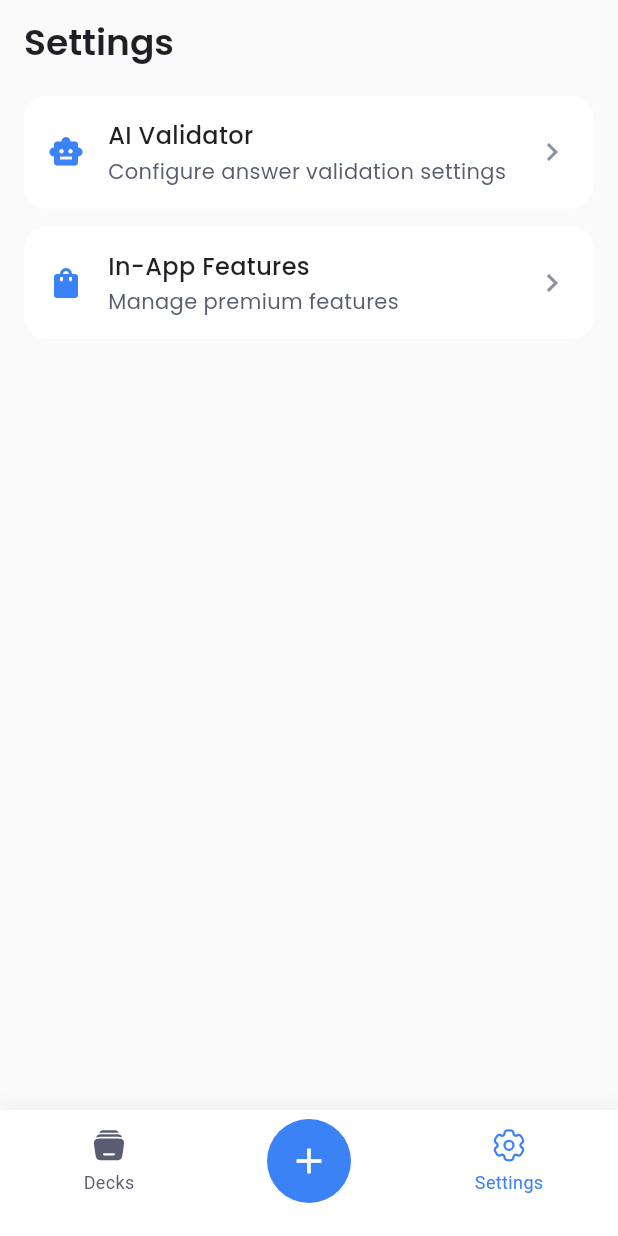
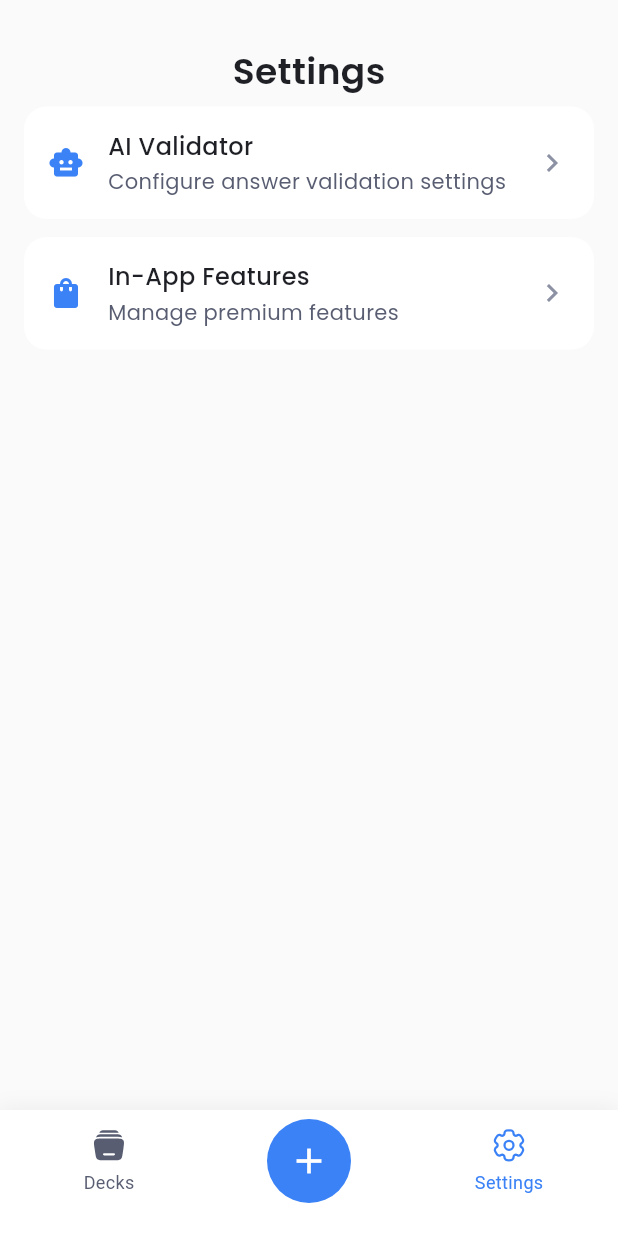
Before and after one commit to chechoora/quizzy_ai, a Flutter app: the screen it shows after launch, item 3 of the bottom bar chosen, on a phone screen of 412 x 824 dp. Run offline on Flutter 3.47's test engine with Material 3 defaults, Android fonts, the phone set to English and light mode, and no system bars; our stand-ins replace chopper, drift, equatable, firebase_core, firebase_crashlytics, flutter_bloc and 8 more; missing offline and left inert: fimber, isolates, onnxruntime, purchases_flutter, sqlite3; accounts and stored records are empty; generated files the repository leaves out were written again; statements that could not run were skipped.

Commit message:
[] Update settings screen with localization
- Integrated localization for settings screen text
- Refactored settings widget to use SafeArea and column layout
- Updated localization strings for settings sections

```diff
--- a/lib/l10n/app_en.arb
+++ b/lib/l10n/app_en.arb
@@ -31,6 +31,9 @@
   "inAppFeaturesQuizzyAiDescription": "Use our AI-powered validator to check your quiz answers with high accuracy.",
   "inAppFeaturesSubscribeButton": "Subscribe",
 
+  "settingsTitle": "Settings",
+  "settingsAiValidatorSubtitleTile": "Configure answer validation settings",
+  "settingsInAppFeaturesSubtitle": "Manage premium features",
   "settingsAiValidatorTitle": "AI Validator",
   "settingsAiValidatorLabel": "Answer Validator",
   "settingsAiValidatorSubtitle": "Choose how quiz answers are validated",
--- a/lib/view/settings/settings_widget.dart
+++ b/lib/view/settings/settings_widget.dart
@@ -1,5 +1,6 @@
 import 'package:flutter/material.dart';
 import 'package:go_router/go_router.dart';
+import 'package:poc_ai_quiz/l10n/localize.dart';
 import 'package:poc_ai_quiz/util/navigation.dart';
 import 'package:poc_ai_quiz/util/theme/app_colors.dart';
 import 'package:poc_ai_quiz/util/theme/app_typography.dart';
@@ -11,30 +12,38 @@ class SettingsWidget extends StatelessWidget {
   Widget build(BuildContext context) {
     return Scaffold(
       backgroundColor: AppColors.background,
-      appBar: AppBar(
-        backgroundColor: AppColors.background,
-        title: Text(
-          'Settings',
+      body: SafeArea(
+        child: Column(
+          children: [
+            const SizedBox(height: 32),
+            Text(
+              localize(context).settingsTitle,
               style: AppTypography.h2.copyWith(color: AppColors.grayscale600),
             ),
-      ),
-      body: ListView(
+            Expanded(
+              child: ListView(
                 padding: const EdgeInsets.symmetric(horizontal: 16, vertical: 8),
                 children: [
                   _SettingsTile(
                     icon: Icons.smart_toy,
-            title: 'AI Validator',
-            subtitle: 'Configure answer validation settings',
-            onTap: () => context.pushNamed(SettingsAIValidatorRoute().name),
+                    title: localize(context).settingsAiValidatorTitle,
+                    subtitle: localize(context).settingsAiValidatorSubtitleTile,
+                    onTap: () =>
+                        context.pushNamed(SettingsAIValidatorRoute().name),
                   ),
                   const SizedBox(height: 12),
                   _SettingsTile(
                     icon: Icons.shopping_bag,
-            title: 'In-App Features',
-            subtitle: 'Manage premium features',
-            onTap: () => context.pushNamed(SettingsInAppFeaturesRoute().name),
+                    title: localize(context).inAppFeaturesTitle,
+                    subtitle: localize(context).settingsInAppFeaturesSubtitle,
+                    onTap: () =>
+                        context.pushNamed(SettingsInAppFeaturesRoute().name),
                   ),
                 ],
+              ),
+            ),
+          ],
+        ),
       ),
     );
   }
```
Also changed, not shown: lib/view/widgets/answer_validator_dropdown.dart (+5 -7 lines). Lines whose indentation alone changed are shown as unchanged.
